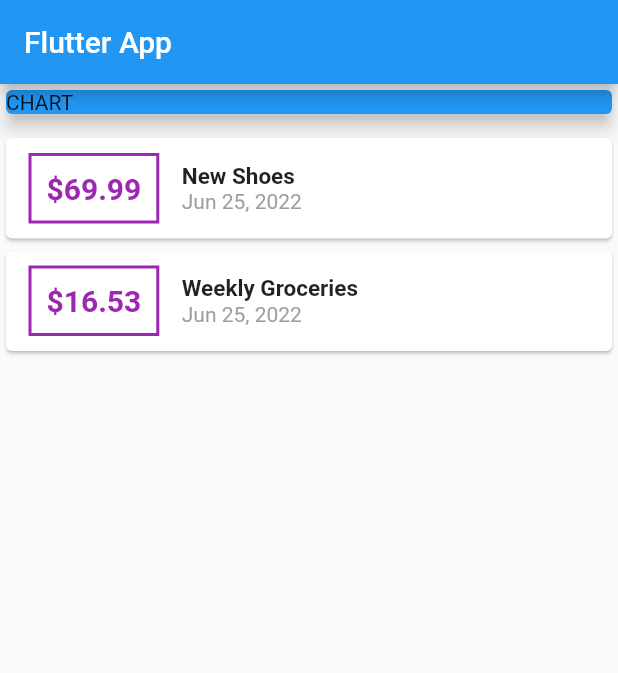
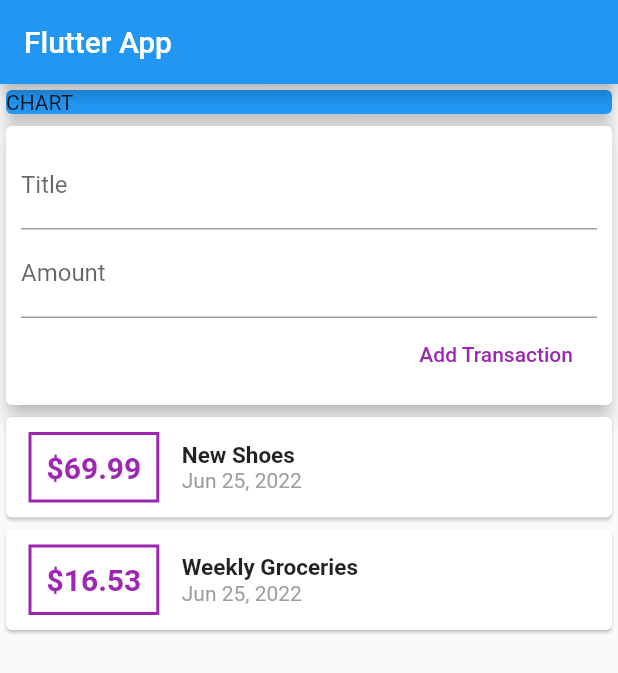
Before and after one commit to JPJFerreira/flutter_personal_expenses, a Flutter app: the screen it shows after launch, on a phone screen of 412 x 824 dp. Shown: the top 673 px of the screen. Run offline on Flutter 3.47's test engine with Material 2 defaults, Android fonts, the phone set to English and light mode, and no system bars.

```diff
--- a/lib/main.dart
+++ b/lib/main.dart
@@ -32,6 +32,12 @@ class MyHomePage extends StatelessWidget {
     ),
   ];
 
+  // String titleInput = '';
+  // String amountInput = '';
+
+  final titleController = TextEditingController();
+  final amountController = TextEditingController();
+
   @override
   Widget build(BuildContext context) {
     return Scaffold(
@@ -51,8 +57,37 @@ class MyHomePage extends StatelessWidget {
               ),
             ),
             Card(
-              child: Column(
-                children: [],
+              elevation: 5,
+              child: Container(
+                padding: EdgeInsets.all(10),
+                child: Column(
+                  crossAxisAlignment: CrossAxisAlignment.end,
+                  children: [
+                    TextField(
+                      decoration: InputDecoration(labelText: 'Title'),
+                      controller: titleController,
+                      // onChanged: (val) {
+                      //   titleInput = val;
+                      // },
+                    ),
+                    TextField(
+                      decoration: InputDecoration(labelText: 'Amount'),
+                      controller: amountController,
+                      // onChanged: (val) {
+                      //   amountInput = val;
+                      // },
+                    ),
+                    FlatButton(
+                      onPressed: () {
+                        // print(titleInput);
+                        // print(amountInput);
+                        print(titleController.text);
+                      },
+                      child: Text('Add Transaction'),
+                      textColor: Colors.purple,
+                    ),
+                  ],
+                ),
               ),
             ),
             Column(
```
